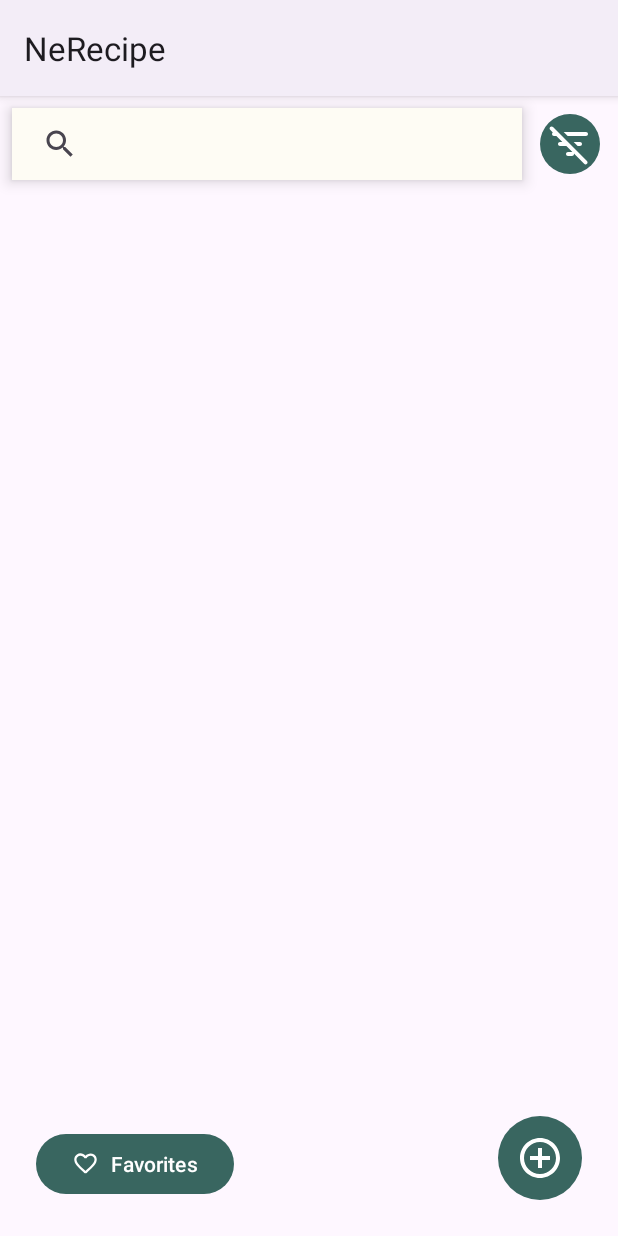
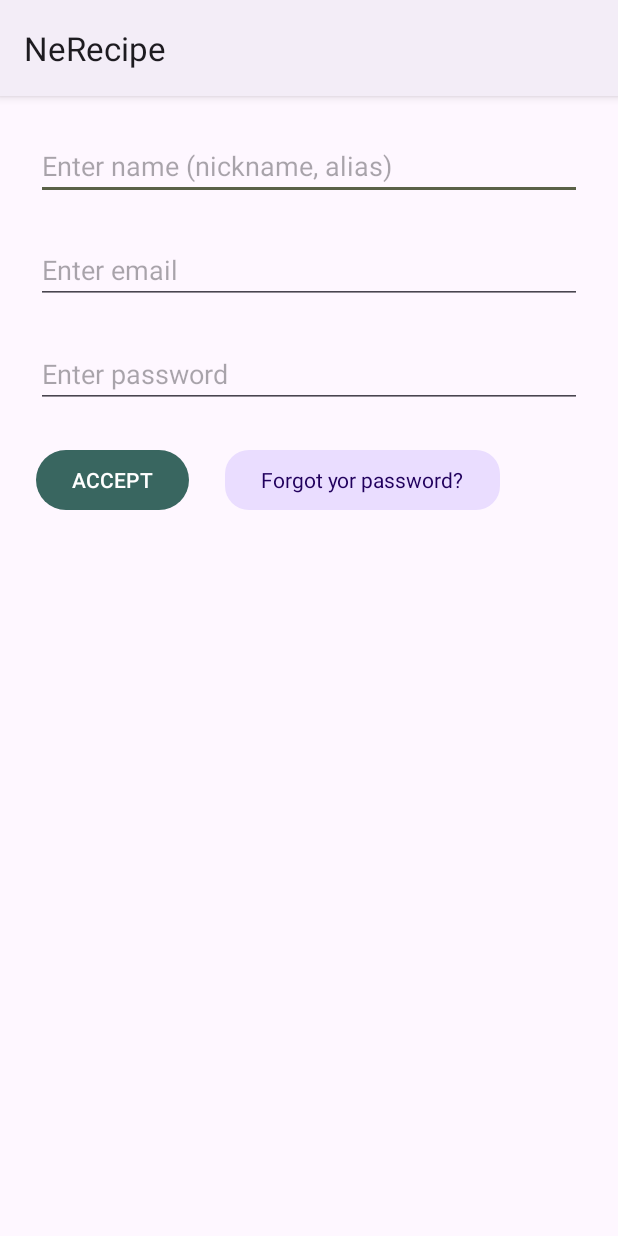
Before and after one commit to aloytech/nerecipe, an Android app: the screen it shows after launch (AppActivity), on a phone screen of 412 x 824 dp. Run offline under Robolectric (Android 15) with nearby library versions, the phone set to English and light mode, and no system bars; our stand-ins replace Firebase (no records; nobody signed in at launch, a user with empty details on screens opened directly).

Commit message:
first implementation of firebase auth

```diff
--- a/app/src/main/java/ru/netology/nerecipe/Constants.kt
+++ b/app/src/main/java/ru/netology/nerecipe/Constants.kt
@@ -13,6 +13,9 @@ const val EMPTY_ACTIVITY = "Активити не может быть пусты
 //firebase
 const val ERROR_SERVER = "Ошибка загрузки данных"
 const val TAG_FIREBASE = "FIREBASE"
+const val FB_SUMMARY = "fbSummary"
+const val LAST_USER_ID = "lastUserId"
+const val LAST_RECIPE_ID = "lastRecipeId"
 
 //filter
 const val FILTER_FLAG_1 = "1"
--- a/app/src/main/java/ru/netology/nerecipe/FurtherImpl.kt
+++ b/app/src/main/java/ru/netology/nerecipe/FurtherImpl.kt
@@ -1,3 +1,4 @@
 package ru.netology.nerecipe
 
+var authUserId: String = EMPTY_STRING
 fun getCurrentUserId() = 0
--- /dev/null
+++ b/app/src/main/java/ru/netology/nerecipe/imagestorage/IntId.kt
@@ -0,0 +1,5 @@
+package ru.netology.nerecipe.imagestorage
+
+data class IntId(
+    val current: Int
+)
--- /dev/null
+++ b/app/src/main/res/layout/fragment_auth.xml
@@ -0,0 +1,63 @@
+<?xml version="1.0" encoding="utf-8"?>
+<androidx.constraintlayout.widget.ConstraintLayout xmlns:android="http://schemas.android.com/apk/res/android"
+    xmlns:tools="http://schemas.android.com/tools"
+    android:layout_width="match_parent"
+    android:layout_height="match_parent"
+    xmlns:app="http://schemas.android.com/apk/res-auto"
+    tools:context=".ShowRecipeFull">
+
+    <EditText
+        android:id="@+id/user_name_input"
+        android:layout_width="match_parent"
+        android:layout_height="wrap_content"
+        app:layout_constraintStart_toStartOf="parent"
+        app:layout_constraintTop_toTopOf="parent"
+        android:layout_margin="@dimen/icon_button_min_size"
+        android:inputType="textPersonName"
+        android:hint="@string/user_name_edit"
+        />
+
+    <EditText
+        android:id="@+id/user_email_input"
+        android:layout_width="match_parent"
+        android:layout_height="wrap_content"
+        app:layout_constraintStart_toStartOf="parent"
+        app:layout_constraintTop_toBottomOf="@+id/user_name_input"
+        android:layout_margin="@dimen/icon_button_min_size"
+        android:inputType="textEmailAddress"
+        android:hint="@string/email_edit"
+        />
+
+    <EditText
+        android:id="@+id/user_password_input"
+        android:layout_width="match_parent"
+        android:layout_height="wrap_content"
+        app:layout_constraintStart_toStartOf="parent"
+        app:layout_constraintTop_toBottomOf="@+id/user_email_input"
+        android:layout_margin="@dimen/icon_button_min_size"
+        android:inputType="textPassword"
+        android:hint="@string/password_edit"
+        />
+
+    <com.google.android.material.button.MaterialButton
+        android:id="@+id/accept_button"
+        style="@style/Widget.AppTheme.FAButton"
+        android:layout_width="wrap_content"
+        android:layout_height="wrap_content"
+        android:layout_margin="@dimen/icon_button_min_size"
+        android:contentDescription="@string/accept_button"
+        android:text="@string/accept_button"
+        app:layout_constraintTop_toBottomOf="@id/user_password_input"
+        app:layout_constraintStart_toStartOf="parent" />
+
+    <com.google.android.material.button.MaterialButton
+        android:id="@+id/forgot_button"
+        style="@style/Widget.AppTheme.MenuButton"
+        android:layout_width="wrap_content"
+        android:layout_height="wrap_content"
+        android:layout_margin="@dimen/icon_button_min_size"
+        android:contentDescription="@string/forgot_button"
+        android:text="@string/forgot_button"
+        app:layout_constraintTop_toBottomOf="@id/user_password_input"
+        app:layout_constraintStart_toEndOf="@id/accept_button" />
+</androidx.constraintlayout.widget.ConstraintLayout>
--- a/app/src/main/res/navigation/nav_main.xml
+++ b/app/src/main/res/navigation/nav_main.xml
@@ -3,7 +3,7 @@
     xmlns:app="http://schemas.android.com/apk/res-auto"
     xmlns:tools="http://schemas.android.com/tools"
     android:id="@+id/nav_main"
-    app:startDestination="@id/feedFragment">
+    app:startDestination="@id/authFragment">
 
     <fragment
         android:id="@+id/feedFragment"
@@ -76,4 +76,12 @@
             android:id="@+id/action_filterFragment_to_feedFragment"
             app:destination="@id/feedFragment" />
     </dialog>
+    <fragment
+        android:id="@+id/authFragment"
+        android:name="ru.netology.nerecipe.AuthFragment"
+        android:label="AuthFragment" >
+        <action
+            android:id="@+id/action_authFragment_to_feedFragment"
+            app:destination="@id/feedFragment" />
+    </fragment>
 </navigation>
--- a/app/src/main/res/values/strings.xml
+++ b/app/src/main/res/values/strings.xml
@@ -9,6 +9,8 @@
     <string name="category_button">Choose category:</string>
     <string name="save_button">SAVE</string>
     <string name="decline_button">DECLINE</string>
+    <string name="accept_button">ACCEPT</string>
+    <string name="forgot_button">Forgot yor password?</string>
     <string name="filter_button">choose category to show</string>
     <string name="new_recipe_button">create new recipe</string>
     <string name="show_favorites_button">Favorites</string>
@@ -17,6 +19,11 @@
 
     <string name="enter_name">Enter the name of recipe:</string>
     <string name="add_stage_button">Add stage of cooking:</string>
+
+    <string name="user_name_edit">Enter name (nickname, alias)</string>
+    <string name="email_edit">Enter email</string>
+    <string name="password_edit">Enter password</string>
+
 
     <string name="swipe_stages">Swipe stage</string>
     <string name="swipe_left">left to edit</string>
--- a/build.gradle
+++ b/build.gradle
@@ -12,8 +12,8 @@ buildscript {
 
 
 plugins {
-    id 'com.android.application' version '7.2.1' apply false
-    id 'com.android.library' version '7.2.1' apply false
+    id 'com.android.application' version '7.2.2' apply false
+    id 'com.android.library' version '7.2.2' apply false
     id 'org.jetbrains.kotlin.android' version '1.6.21' apply false
 }
 
```
Also changed, not shown: app/build.gradle (+5 -4 lines), app/src/main/java/ru/netology/nerecipe/AuthFragment.kt (added, +107 -0 lines), 1 other file.
